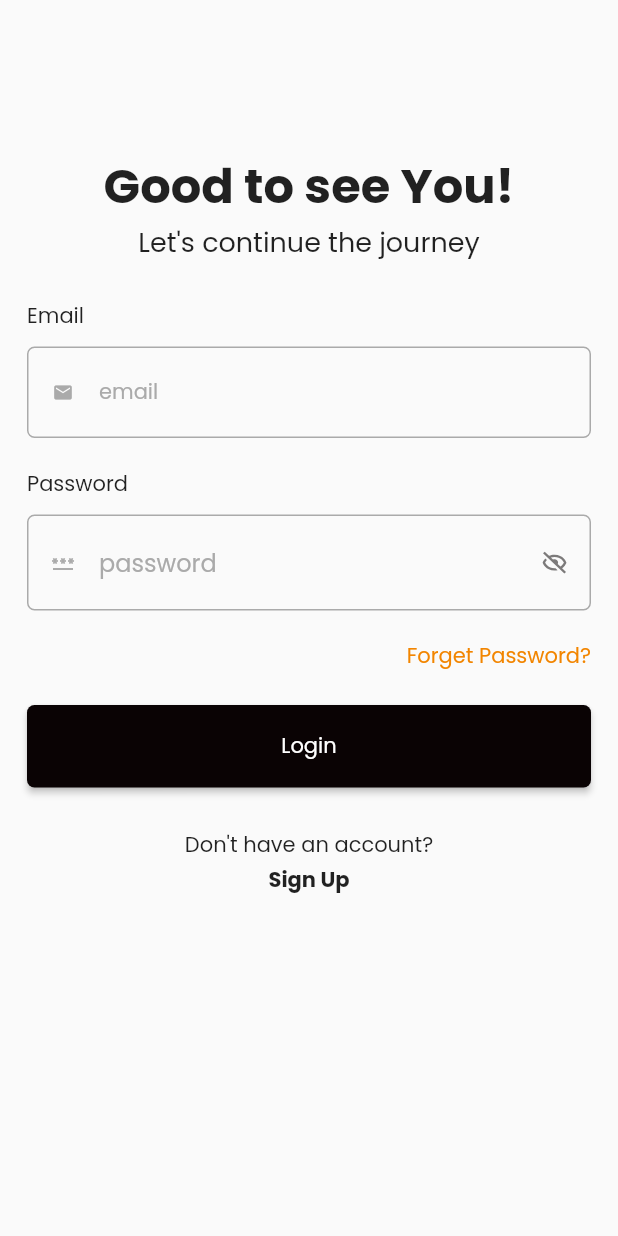
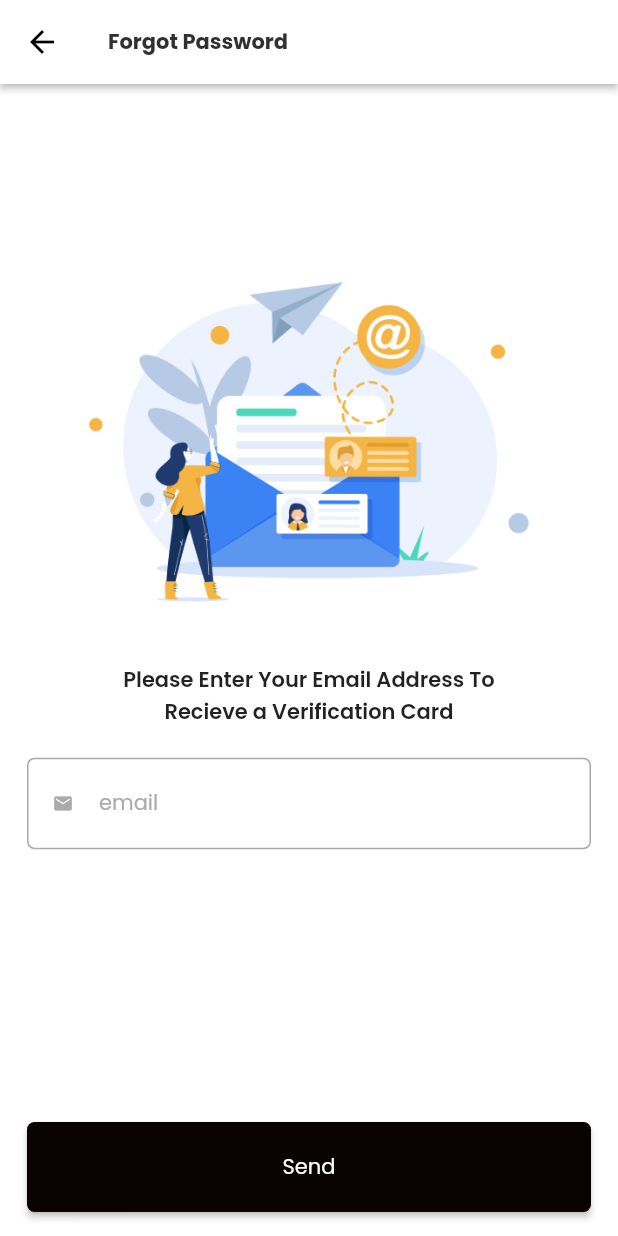
Before and after one commit to susan040/mads_cleaning, a Flutter app: the screen it shows after launch, after a tap on "Forget Password?", on a phone screen of 412 x 824 dp. Run offline on Flutter 3.47's test engine with Material 3 defaults, Android fonts, the phone set to English and light mode, and no system bars; our stand-ins replace cached_network_image, connectivity_plus, flutter_slidable, flutter_svg, get, get_storage and 4 more; missing offline and left inert: simple_fontellico_progress_dialog; accounts and stored records are empty; statements that could not run were skipped; project files that could hold a hidden picture were left out.

Commit message:
completed forgot password

```diff
--- /dev/null
+++ b/lib/controller/auth/forgot_password_controller.dart
@@ -0,0 +1,20 @@
+import 'package:flutter/material.dart';
+import 'package:get/get.dart';
+
+class ForgotPasswordController extends GetxController{
+  final key = GlobalKey<FormState>();
+  final emailController = TextEditingController();
+  final newPasswordController = TextEditingController();
+  final confirmPasswordController = TextEditingController();
+
+  RxBool newPasswordObscure = true.obs;
+  RxBool confirmPasswordObscure = true.obs;
+
+
+  void onEyeCLickNewPassword() {
+    newPasswordObscure.value = !newPasswordObscure.value;
+  }
+  void onEyeCLickConfirmPassword() {
+    confirmPasswordObscure.value = !confirmPasswordObscure.value;
+  }
+}
--- a/lib/views/auth/login_screen.dart
+++ b/lib/views/auth/login_screen.dart
@@ -5,6 +5,7 @@ import 'package:mads_cleaning/utils/colors.dart';
 import 'package:mads_cleaning/utils/custom_text_style.dart';
 import 'package:mads_cleaning/utils/validator.dart';
 import 'package:mads_cleaning/views/auth/register_screen.dart';
+import 'package:mads_cleaning/views/forgot_password/forgot_password_screen.dart';
 import 'package:mads_cleaning/widgets/custom/custom_password_fields.dart';
 import 'package:mads_cleaning/widgets/custom/custom_textfield.dart';
 import 'package:mads_cleaning/widgets/custom/elevated_button.dart';
@@ -61,7 +62,7 @@ class LoginScreen extends StatelessWidget {
                   children: [
                     InkWell(
                       onTap: () {
-                        //Get.to(() => ForgotPasswordScreen());
+                        Get.to(() => ForgotPasswordScreen());
                       },
                       child: Text(
                         "Forget Password?",
@@ -75,8 +76,6 @@ class LoginScreen extends StatelessWidget {
                 CustomElevatedButton(
                     title: "Login",
                     onTap: () {
-
-
                       c.onSubmit();
                     }),
                 const SizedBox(height: 28),
@@ -91,7 +90,8 @@ class LoginScreen extends StatelessWidget {
                       child: Padding(
                         padding: const EdgeInsets.only(
                             left: 4, right: 4, top: 2, bottom: 2),
-                        child: Text("Sign Up", style: CustomTextStyles.f14W700()),
+                        child:
+                            Text("Sign Up", style: CustomTextStyles.f14W700()),
                       )),
                 ),
               ],
--- /dev/null
+++ b/lib/views/forgot_password/forgot_password_screen.dart
@@ -0,0 +1,73 @@
+import 'package:flutter/material.dart';
+import 'package:get/get.dart';
+import 'package:mads_cleaning/controller/auth/forgot_password_controller.dart';
+import 'package:mads_cleaning/utils/colors.dart';
+import 'package:mads_cleaning/utils/custom_text_style.dart';
+import 'package:mads_cleaning/utils/image_path.dart';
+import 'package:mads_cleaning/utils/validator.dart';
+import 'package:mads_cleaning/views/forgot_password/email_verification_screen.dart';
+import 'package:mads_cleaning/widgets/custom/custom_textfield.dart';
+import 'package:mads_cleaning/widgets/custom/elevated_button.dart';
+
+class ForgotPasswordScreen extends StatelessWidget {
+  final c = Get.put(ForgotPasswordController());
+  ForgotPasswordScreen({super.key});
+
+  @override
+  Widget build(BuildContext context) {
+    return Scaffold(
+      backgroundColor: AppColors.extraWhite,
+
+      appBar: AppBar(
+        elevation: 2,
+        centerTitle: false,
+        backgroundColor: AppColors.extraWhite,
+        leading: InkWell(
+          onTap: () => Get.back(),
+          child: const Icon(
+            Icons.arrow_back,
+            color: Colors.black,
+          ),
+        ),
+        title: Text("Forgot Password",
+            style: CustomTextStyles.f14W700(color: AppColors.textColor)),
+      ),
+      body: SingleChildScrollView(
+        child: Padding(
+          padding: const EdgeInsets.only(left: 18, right: 18, top: 40),
+          child: Column(children: [
+            const SizedBox(height: 50),
+            Image.asset(ImagePath.forgotPassword),
+            SizedBox(
+              width: 278,
+              child: Text(
+                  "Please Enter Your Email Address To Recieve a Verification Card",
+                  style: CustomTextStyles.f14W600(),
+                  textAlign: TextAlign.center),
+            ),
+            const SizedBox(height: 20),
+            CustomTextField(
+                validator: Validators.checkEmailField,
+                controller: c.emailController,
+                hint: "email",
+                preIconPath: Icons.email,
+                preIconSize: 14,
+                textInputAction: TextInputAction.done,
+                textInputType: TextInputType.emailAddress),
+          ]),
+        ),
+      ),
+      bottomNavigationBar: Padding(
+        padding: const EdgeInsets.only(left: 18, right: 18, bottom: 16),
+        child: SizedBox(
+          height: 60,
+          child: CustomElevatedButton(
+              title: "Send",
+              onTap: () {
+                Get.to(() => const EmailVerificationScreen());
+              }),
+        ),
+      ),
+    );
+  }
+}
```
Also changed, not shown: lib/views/forgot_password/email_verification_screen.dart (added, +124 -0 lines), lib/views/forgot_password/new_password_screen.dart (added, +84 -0 lines).
